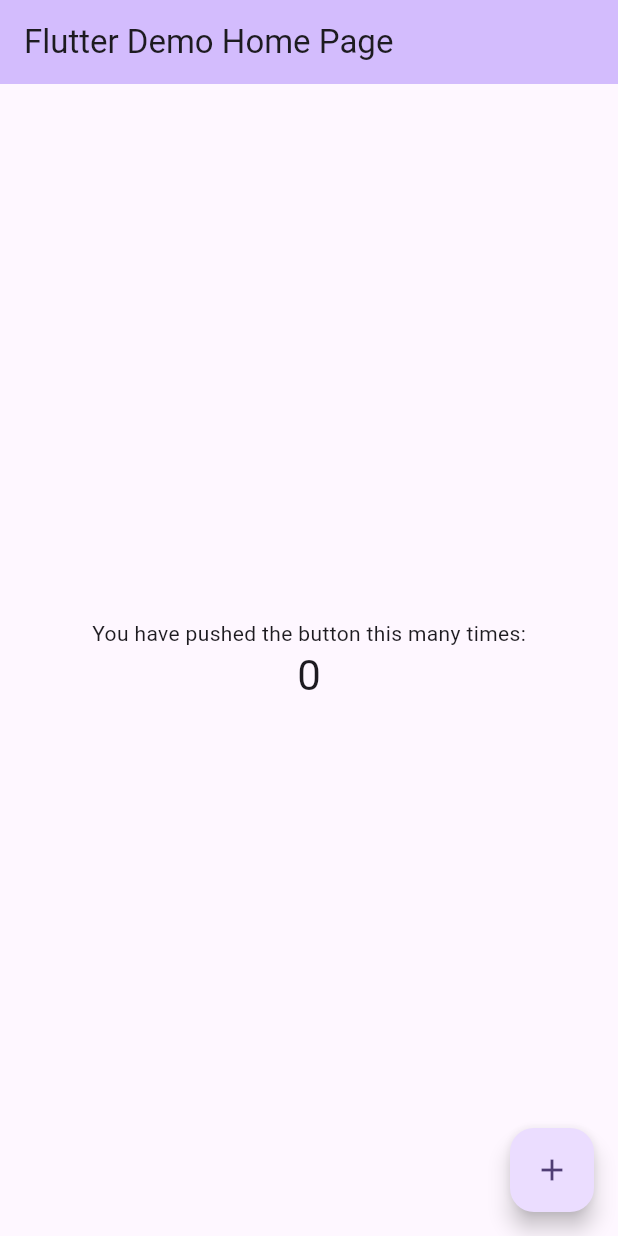
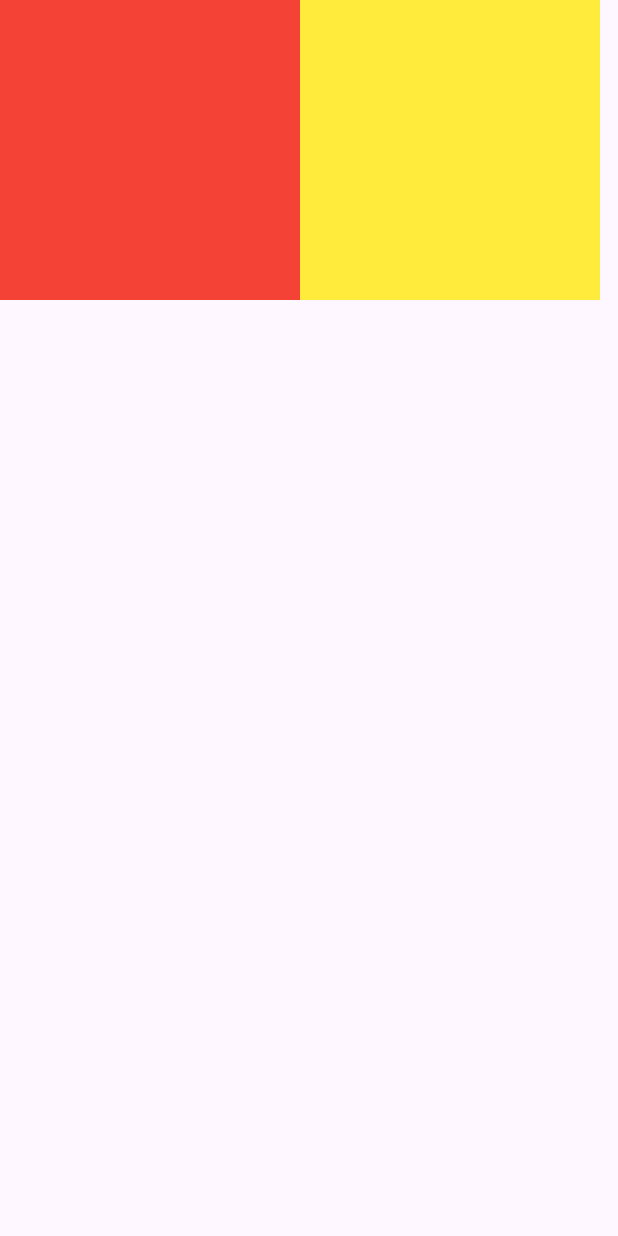
Before and after one commit to ozzman02/Flutter-Dart-for-Beginners, a Flutter app: the screen it shows after launch, on a phone screen of 412 x 824 dp. Run offline on Flutter 3.47's test engine with Material 3 defaults, Android fonts, the phone set to English and light mode, and no system bars.

Commit message:
flutter fundamentals

```diff
--- a/newapp/lib/main.dart
+++ b/newapp/lib/main.dart
@@ -7,119 +7,30 @@ void main() {
 class MyApp extends StatelessWidget {
   const MyApp({super.key});
 
-  // This widget is the root of your application.
   @override
   Widget build(BuildContext context) {
-    return MaterialApp(
-      title: 'Flutter Demo',
-      theme: ThemeData(
-        // This is the theme of your application.
-        //
-        // TRY THIS: Try running your application with "flutter run". You'll see
-        // the application has a purple toolbar. Then, without quitting the app,
-        // try changing the seedColor in the colorScheme below to Colors.green
-        // and then invoke "hot reload" (save your changes or press the "hot
-        // reload" button in a Flutter-supported IDE, or press "r" if you used
-        // the command line to start the app).
-        //
-        // Notice that the counter didn't reset back to zero; the application
-        // state is not lost during the reload. To reset the state, use hot
-        // restart instead.
-        //
-        // This works for code too, not just values: Most code changes can be
-        // tested with just a hot reload.
-        colorScheme: ColorScheme.fromSeed(seedColor: Colors.deepPurple),
-        useMaterial3: true,
-      ),
-      home: const MyHomePage(title: 'Flutter Demo Home Page'),
+    return const MaterialApp(title: 'Flutter Demo', home: HomeScreen());
+  }
+}
+
+class HomeScreen extends StatelessWidget {
+  const HomeScreen({super.key});
+
+  @override
+  Widget build(BuildContext context) {
+    return Scaffold(
+      body: Row(children: [
+        Container(
+          height: 200,
+          width: 200,
+          color: Colors.red,
+        ),
+        Container(
+          height: 200,
+          width: 200,
+          color: Colors.yellow,
+        )
+      ]),
     );
   }
 }
-
-class MyHomePage extends StatefulWidget {
-  const MyHomePage({super.key, required this.title});
-
-  // This widget is the home page of your application. It is stateful, meaning
-  // that it has a State object (defined below) that contains fields that affect
-  // how it looks.
-
-  // This class is the configuration for the state. It holds the values (in this
-  // case the title) provided by the parent (in this case the App widget) and
-  // used by the build method of the State. Fields in a Widget subclass are
-  // always marked "final".
-
-  final String title;
-
-  @override
-  State<MyHomePage> createState() => _MyHomePageState();
-}
-
-class _MyHomePageState extends State<MyHomePage> {
-  int _counter = 0;
-
-  void _incrementCounter() {
-    setState(() {
-      // This call to setState tells the Flutter framework that something has
-      // changed in this State, which causes it to rerun the build method below
-      // so that the display can reflect the updated values. If we changed
-      // _counter without calling setState(), then the build method would not be
-      // called again, and so nothing would appear to happen.
-      _counter++;
-    });
-  }
-
-  @override
-  Widget build(BuildContext context) {
-    // This method is rerun every time setState is called, for instance as done
-    // by the _incrementCounter method above.
-    //
-    // The Flutter framework has been optimized to make rerunning build methods
-    // fast, so that you can just rebuild anything that needs updating rather
-    // than having to individually change instances of widgets.
-    return Scaffold(
-      appBar: AppBar(
-        // TRY THIS: Try changing the color here to a specific color (to
-        // Colors.amber, perhaps?) and trigger a hot reload to see the AppBar
-        // change color while the other colors stay the same.
-        backgroundColor: Theme.of(context).colorScheme.inversePrimary,
-        // Here we take the value from the MyHomePage object that was created by
-        // the App.build method, and use it to set our appbar title.
-        title: Text(widget.title),
-      ),
-      body: Center(
-        // Center is a layout widget. It takes a single child and positions it
-        // in the middle of the parent.
-        child: Column(
-          // Column is also a layout widget. It takes a list of children and
-          // arranges them vertically. By default, it sizes itself to fit its
-          // children horizontally, and tries to be as tall as its parent.
-          //
-          // Column has various properties to control how it sizes itself and
-          // how it positions its children. Here we use mainAxisAlignment to
-          // center the children vertically; the main axis here is the vertical
-          // axis because Columns are vertical (the cross axis would be
-          // horizontal).
-          //
-          // TRY THIS: Invoke "debug painting" (choose the "Toggle Debug Paint"
-          // action in the IDE, or press "p" in the console), to see the
-          // wireframe for each widget.
-          mainAxisAlignment: MainAxisAlignment.center,
-          children: <Widget>[
-            const Text(
-              'You have pushed the button this many times:',
-            ),
-            Text(
-              '$_counter',
-              style: Theme.of(context).textTheme.headlineMedium,
-            ),
-          ],
-        ),
-      ),
-      floatingActionButton: FloatingActionButton(
-        onPressed: _incrementCounter,
-        tooltip: 'Increment',
-        child: const Icon(Icons.add),
-      ), // This trailing comma makes auto-formatting nicer for build methods.
-    );
-  }
-}
```
